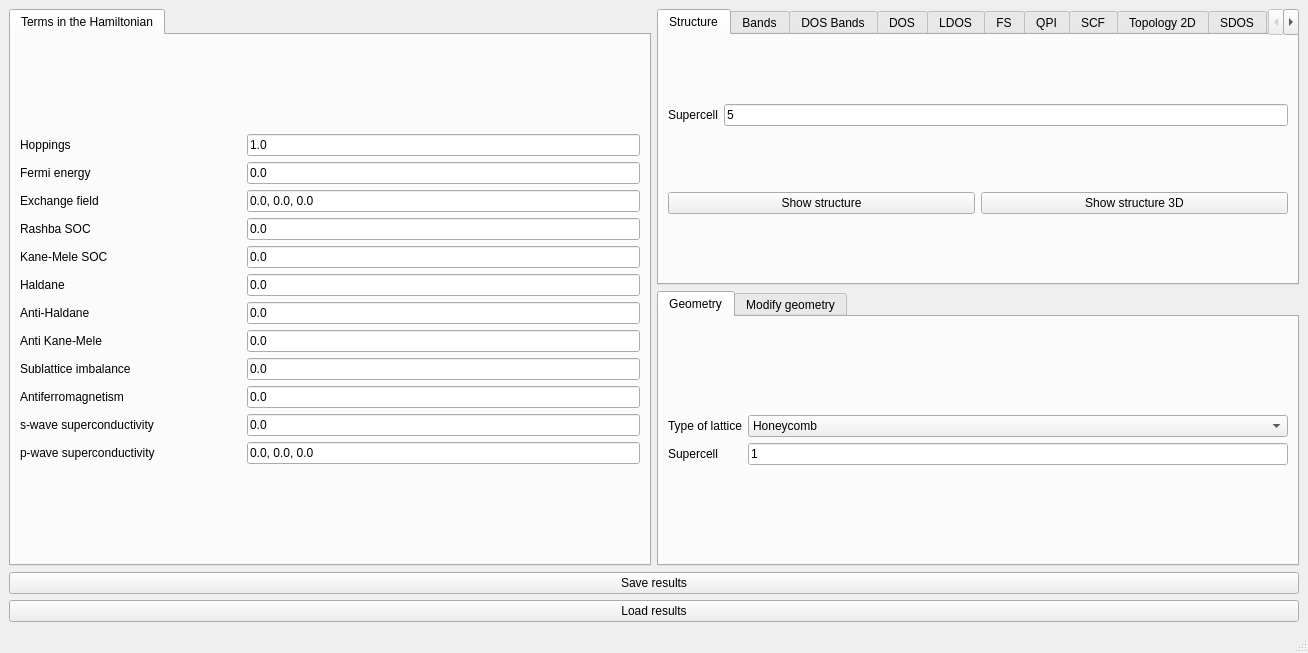
Before: the Qt Designer form interface-pyqt/2d/interface.ui in joselado/quantum-lattice, drawn with Qt 5.
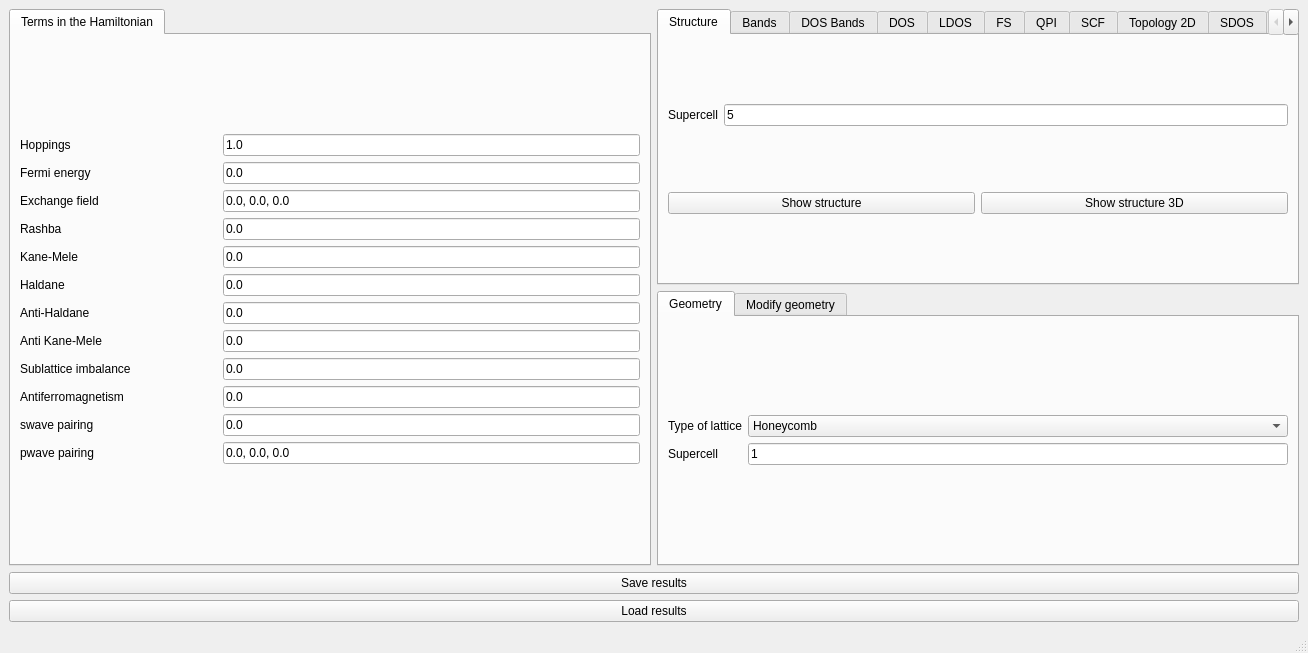
After: the same form once the commit is applied. Custom widgets are drawn as their Qt base class.

Patch:
```diff
--- a/interface-pyqt/2d/interface.ui
+++ b/interface-pyqt/2d/interface.ui
@@ -175,7 +175,7 @@
           <item row="5" column="0">
            <widget class="BodyLabel" name="label_kanemele">
             <property name="text">
-             <string>Kane-Mele SOC</string>
+             <string>Kane-Mele</string>
             </property>
            </widget>
           </item>
@@ -189,7 +189,7 @@
           <item row="4" column="0">
            <widget class="BodyLabel" name="label_rashba">
             <property name="text">
-             <string>Rashba SOC</string>
+             <string>Rashba</string>
             </property>
            </widget>
           </item>
@@ -223,7 +223,7 @@
           <item row="12" column="0">
            <widget class="BodyLabel" name="label_pwave">
             <property name="text">
-             <string>p-wave superconductivity</string>
+             <string>pwave pairing</string>
             </property>
            </widget>
           </item>
@@ -244,7 +244,7 @@
           <item row="11" column="0">
            <widget class="BodyLabel" name="label_swave">
             <property name="text">
-             <string>s-wave superconductivity</string>
+             <string>swave pairing</string>
             </property>
            </widget>
           </item>
```
